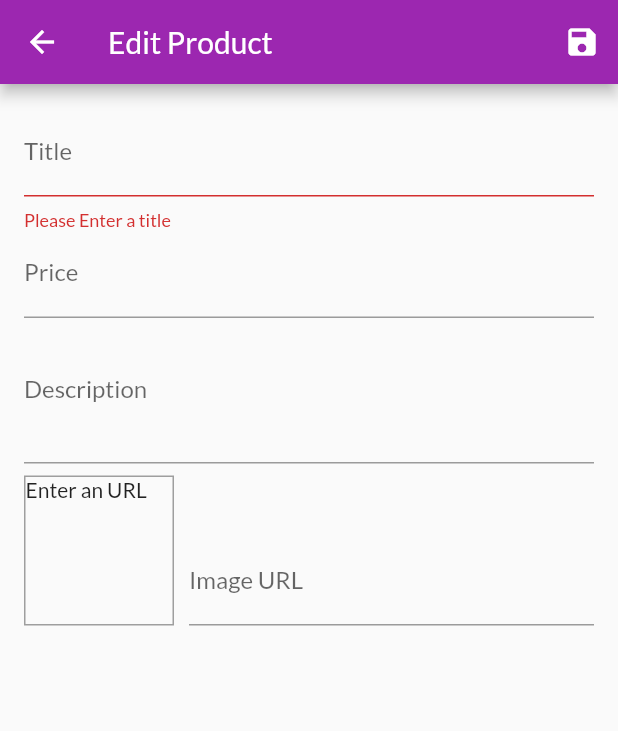
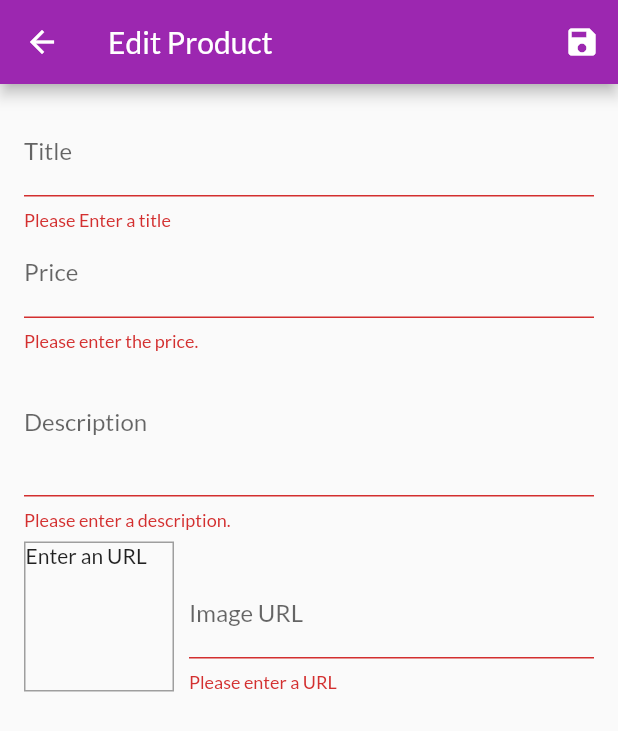
Before and after one commit to venkateswarlugupta31/E-Commerce, a Flutter app: the EditProductScreen screen opened by its route, after a tap on the "save" icon, on a phone screen of 412 x 824 dp. Shown: the top 731 px of the screen. Run offline on Flutter 3.47's test engine with Material 2 defaults, Android fonts, the phone set to English and light mode, and no system bars; network calls fail.

Commit message:
Adding Products manually

```diff
--- a/lib/screens/edit_product_screen.dart
+++ b/lib/screens/edit_product_screen.dart
@@ -1,6 +1,7 @@
 import 'package:flutter/material.dart';
-import 'package:shop/screens/product_detail_screen.dart';
+import 'package:provider/provider.dart';
 import '../providers/product.dart';
+import '../providers/products.dart';
 
 class EditProductScreen extends StatefulWidget {
   static const routeName = '/edit-product';
@@ -19,17 +20,46 @@ class _EditProductScreenState extends State<EditProductScreen> {
   final _form = GlobalKey<FormState>();
 
   var _editedProduct = Product(
-    id: 'null',
+    id: null,
     title: '',
     price: 0,
     description: '',
     imageUrl: '',
   );
 
+  var _isInit = true;
+
+  var _initValues = {
+    'title': '',
+    'description': '',
+    'price': '',
+    'imageUrl': '',
+  };
   @override
   void initState() {
     _imageUrlFocusNode.addListener(_updateImageUrl);
     super.initState();
+  }
+
+  @override
+  void didChangeDependencies() {
+    if (_isInit) {
+      final productId = ModalRoute.of(context).settings.arguments as String;
+      if (productId != null) {
+        _editedProduct =
+            Provider.of<Products>(context, listen: false).findById(productId);
+        _initValues = {
+          'title': _editedProduct.title,
+          'description': _editedProduct.description,
+          'price': _editedProduct.price.toString(),
+          // 'imageUrl': _editedProduct.imageUrl,
+          'imageUrl': '',
+        };
+        _imageUrlController.text = _editedProduct.imageUrl;
+      }
+    }
+    _isInit = false;
+    super.didChangeDependencies();
   }
 
   @override
@@ -43,17 +73,32 @@ class _EditProductScreenState extends State<EditProductScreen> {
   }
 
   void _updateImageUrl() {
-    if (!_imageUrlFocusNode.hasFocus) setState(() {});
+    if (!_imageUrlFocusNode.hasFocus) {
+      if ((!_imageUrlController.text.startsWith('http') &&
+              !_imageUrlController.text.startsWith('https')) ||
+          (_imageUrlController.text.endsWith('.jpeg') &&
+              !_imageUrlController.text.endsWith('.jpg') &&
+              !_imageUrlController.text.endsWith('.png'))) ;
+      return;
+    }
+    setState(() {});
   }
 
   void _saveForm() {
     final isValid = _form.currentState.validate();
     if (!isValid) return;
     _form.currentState.save();
-    print(_editedProduct.title);
+    /*print(_editedProduct.title);
     print(_editedProduct.price);
     print(_editedProduct.description);
-    print(_editedProduct.imageUrl);
+    print(_editedProduct.imageUrl);*/
+    if (_editedProduct.id != null) {
+      Provider.of<Products>(context, listen: false)
+          .updateProduct(_editedProduct.id, _editedProduct);
+    } else {
+      Provider.of<Products>(context, listen: false).addProduct(_editedProduct);
+    }
+    Navigator.of(context).pop();
   }
 
   @override
@@ -77,9 +122,11 @@ class _EditProductScreenState extends State<EditProductScreen> {
               TextFormField(
                 decoration: InputDecoration(labelText: 'Title'),
                 textInputAction: TextInputAction.next,
+                initialValue: _initValues['title'],
                 onSaved: (value) {
                   _editedProduct = Product(
-                    id: null,
+                    id: _editedProduct.id,
+                    isFavorite: _editedProduct.isFavorite,
                     title: value,
                     price: _editedProduct.price,
                     description: _editedProduct.description,
@@ -94,13 +141,23 @@ class _EditProductScreenState extends State<EditProductScreen> {
                     FocusScope.of(context).requestFocus(_priceFocusNode),
               ),
               TextFormField(
+                initialValue: _initValues['price'],
                 decoration: InputDecoration(labelText: 'Price'),
                 textInputAction: TextInputAction.next,
                 keyboardType: TextInputType.number,
                 focusNode: _priceFocusNode,
+                validator: (value) {
+                  if (value.isEmpty) return 'Please enter the price.';
+                  if (double.tryParse(value) == null)
+                    return 'Please enter a valid number';
+                  if (double.parse(value) <= 0)
+                    return 'Please enter a number greater than zero';
+                  return null;
+                },
                 onSaved: (value) {
                   _editedProduct = Product(
-                    id: null,
+                    id: _editedProduct.id,
+                    isFavorite: _editedProduct.isFavorite,
                     title: _editedProduct.title,
                     price: double.parse(value),
                     description: _editedProduct.description,
@@ -111,13 +168,21 @@ class _EditProductScreenState extends State<EditProductScreen> {
                     FocusScope.of(context).requestFocus(_descriptionFocusNode),
               ),
               TextFormField(
+                initialValue: _initValues['description'],
                 decoration: InputDecoration(labelText: 'Description'),
                 maxLines: 3,
                 keyboardType: TextInputType.multiline,
                 focusNode: _descriptionFocusNode,
+                validator: (value) {
+                  if (value.isEmpty) return 'Please enter a description.';
+                  if (value.length < 10)
+                    return 'Should be atleast 50 characters';
+                  return null;
+                },
                 onSaved: (value) {
                   _editedProduct = Product(
-                    id: null,
+                    id: _editedProduct.id,
+                    isFavorite: _editedProduct.isFavorite,
                     title: _editedProduct.title,
                     price: _editedProduct.price,
                     description: value,
@@ -153,9 +218,21 @@ class _EditProductScreenState extends State<EditProductScreen> {
                       controller: _imageUrlController,
                       focusNode: _imageUrlFocusNode,
                       onFieldSubmitted: (_) => _saveForm(),
+                      validator: (value) {
+                        if (value.isEmpty) return 'Please enter a URL';
+                        /*if (!value.startsWith('http') &&
+                            !value.startsWith('https'))
+                          return 'Please enter a valid URL';
+                        if (!value.endsWith('.jpeg') ||
+                            !value.endsWith('.jpg') ||
+                            !value.endsWith('.png')) ;
+                        return 'Please enter a valid image URL';*/
+                        return null;
+                      },
                       onSaved: (value) {
                         _editedProduct = Product(
-                          id: null,
+                          id: _editedProduct.id,
+                          isFavorite: _editedProduct.isFavorite,
                           title: _editedProduct.title,
                           price: _editedProduct.price,
                           description: _editedProduct.description,
--- a/lib/screens/user_products_screen.dart
+++ b/lib/screens/user_products_screen.dart
@@ -30,6 +30,7 @@ class UserProductsScreen extends StatelessWidget {
           itemBuilder: (_, i) => Column(
             children: [
               UserProductItem(
+                productsData.items[i].id,
                 productsData.items[i].title,
                 productsData.items[i].imageUrl,
               ),
```
Also changed, not shown: lib/providers/products.dart (+20 -2 lines), lib/widgets/user_product_item.dart (+7 -2 lines).
